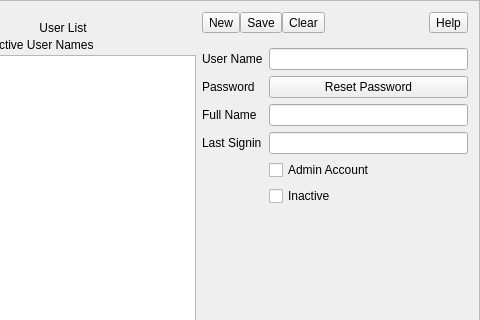
First picture: the form in UI/ManageUsers.ui, repository dominict/Rudy, before the edit; both pictures show x 82 to 562 and y 0 to 320 of the 562 by 401 pixel window.
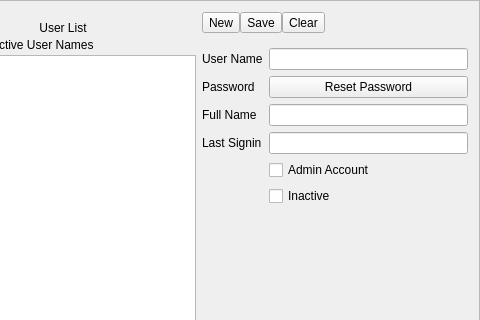
Second picture: the form after the edit. Icons and pictures are not drawn.

```diff
--- a/UI/ManageUsers.ui
+++ b/UI/ManageUsers.ui
@@ -116,13 +116,6 @@
        </property>
       </spacer>
      </item>
-     <item>
-      <widget class="QToolButton" name="helpme">
-       <property name="text">
-        <string>Help</string>
-       </property>
-      </widget>
-     </item>
     </layout>
    </item>
    <item row="1" column="1">
```
